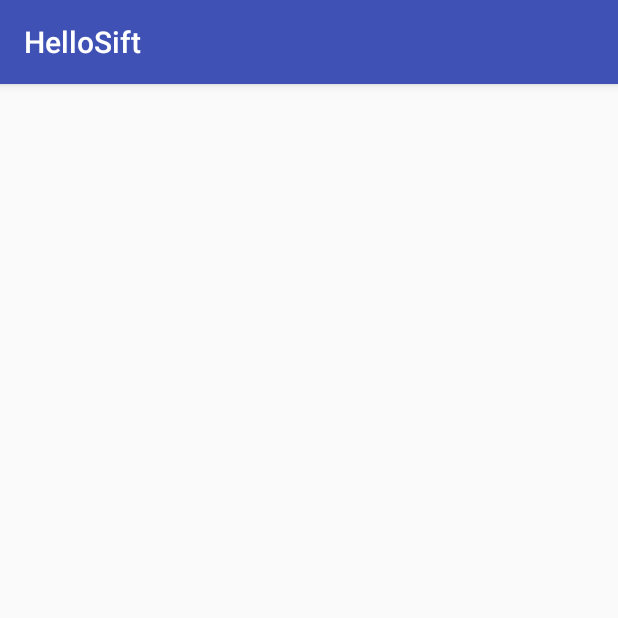
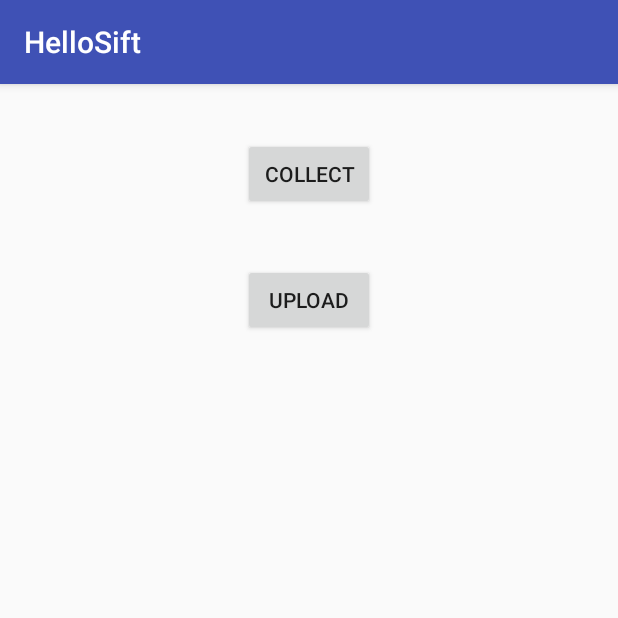
Before and after one commit to SiftScience/sift-android, an Android app: the OtherActivity screen opened directly, with no data from a screen before it, on a phone screen of 412 x 824 dp, the top half of it. Run offline under Robolectric (Android 15) with nearby library versions, the phone set to English and light mode, and no system bars; libraries missing offline, so code that uses them is left out: com.sift.api; 2 statements that could not run were skipped.

Commit message:
Implemented a new upload() function

```diff
--- a/hello-sift/src/main/java/siftscience/android/hellosift/OtherActivity.java
+++ b/hello-sift/src/main/java/siftscience/android/hellosift/OtherActivity.java
@@ -1,7 +1,10 @@
 package siftscience.android.hellosift;
 
 import androidx.appcompat.app.AppCompatActivity;
+
 import android.os.Bundle;
+import android.view.View;
+import android.widget.Button;
 
 import siftscience.android.Sift;
 
@@ -14,6 +17,20 @@ public class OtherActivity extends AppCompatActivity {
 
         Sift.open(this);
         Sift.collect();
+        Button buttonCollect = findViewById(R.id.buttonCollect);
+        Button buttonUpload = findViewById(R.id.buttonUpload);
+        buttonCollect.setOnClickListener(new Button.OnClickListener() {
+            @Override
+            public void onClick(View view) {
+                Sift.collect();
+            }
+        });
+        buttonUpload.setOnClickListener(new Button.OnClickListener() {
+            @Override
+            public void onClick(View view) {
+                Sift.upload();
+            }
+        });
     }
 
     @Override
--- a/hello-sift/src/main/res/layout/activity_other.xml
+++ b/hello-sift/src/main/res/layout/activity_other.xml
@@ -4,4 +4,22 @@
     android:layout_width="match_parent"
     android:layout_height="match_parent"
     tools:context="siftscience.android.hellosift.OtherActivity">
+
+    <Button
+        android:id="@+id/buttonCollect"
+        android:layout_width="wrap_content"
+        android:layout_height="wrap_content"
+        android:layout_centerHorizontal="true"
+        android:layout_marginTop="36dp"
+        android:text="Collect" />
+
+    <Button
+        android:id="@+id/buttonUpload"
+        android:layout_width="wrap_content"
+        android:layout_height="wrap_content"
+        android:layout_below="@id/buttonCollect"
+        android:layout_centerHorizontal="true"
+        android:layout_marginTop="36dp"
+        android:text="Upload" />
+
 </RelativeLayout>
```
Also changed, not shown: sift/src/main/java/siftscience/android/Queue.java (+7 -0 lines), sift/src/main/java/siftscience/android/Sift.java (+16 -0 lines), sift/src/main/java/siftscience/android/SiftImpl.java (+31 -0 lines).
